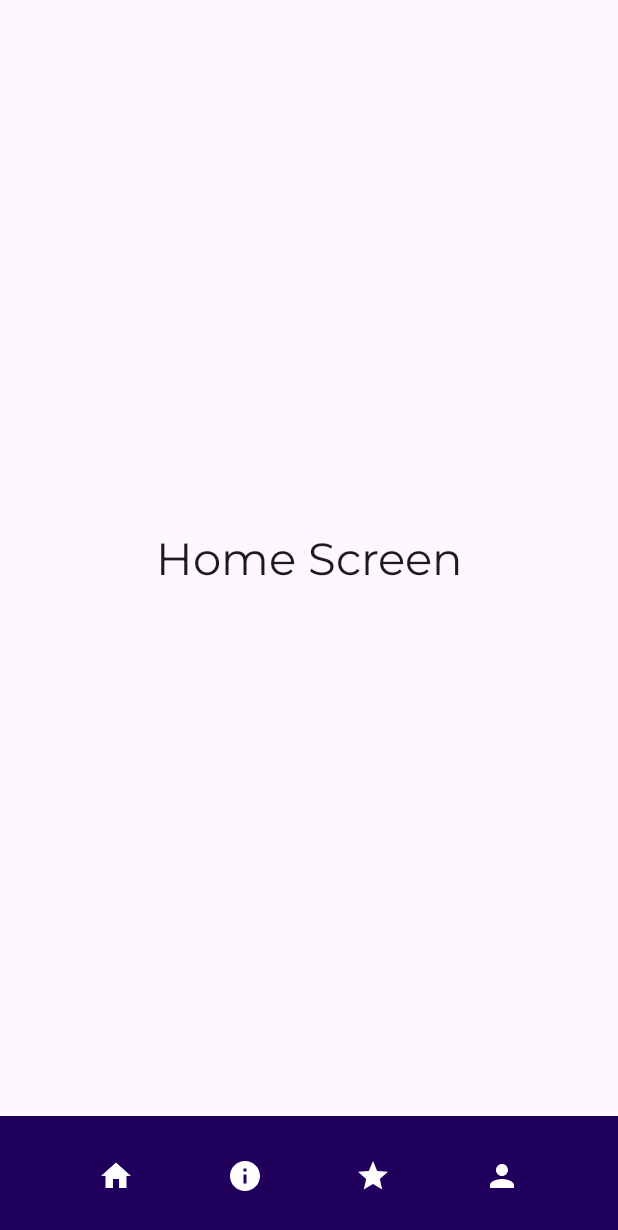
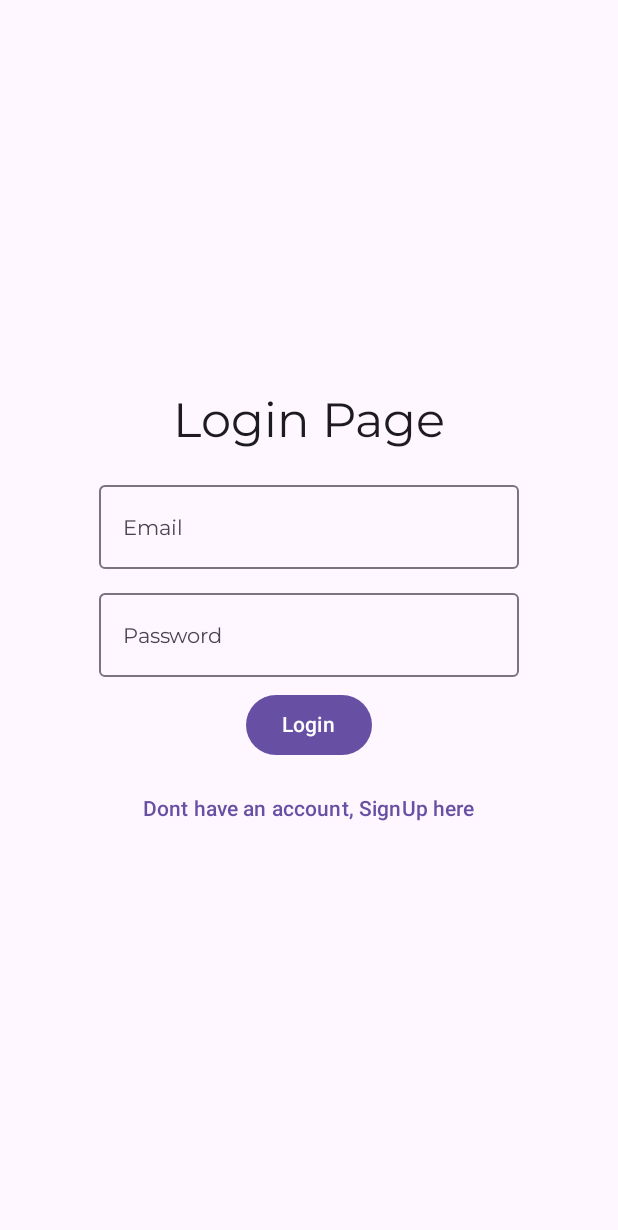
Before and after one commit to lakxhana/GoNative, an Android app built with Jetpack Compose: the screen it shows after launch (MainActivity), on a phone screen of 412 x 824 dp. Shown: the top 1230 px of the screen. Run offline under Robolectric (Android 15) with nearby library versions, the phone set to English and light mode, and no system bars; our stand-ins replace Firebase (no records; nobody signed in at launch, a user with empty details on screens opened directly), livedata-compose.

Commit message:
login signup profile screen - husna(9.29pm)

```diff
--- a/app/build.gradle.kts
+++ b/app/build.gradle.kts
@@ -2,6 +2,7 @@ plugins {
     alias(libs.plugins.android.application)
     alias(libs.plugins.kotlin.android)
     alias(libs.plugins.kotlin.compose)
+    alias(libs.plugins.google.gms.google.services)
 }
 
 android {
@@ -51,6 +52,9 @@ dependencies {
     implementation(libs.androidx.material3)
     implementation(libs.androidx.navigation.compose)
     implementation(libs.androidx.ui.text.google.fonts)
+    implementation(libs.androidx.runtime.livedata)
+    implementation(libs.firebase.auth)
+    implementation(libs.firebase.database)
     testImplementation(libs.junit)
     androidTestImplementation(libs.androidx.junit)
     androidTestImplementation(libs.androidx.espresso.core)
--- /dev/null
+++ b/app/src/main/java/com/example/gonative/LoginPage.kt
@@ -0,0 +1,103 @@
+package com.example.gonative
+
+import android.widget.Toast
+import androidx.compose.foundation.layout.Arrangement
+import androidx.compose.foundation.layout.Column
+import androidx.compose.foundation.layout.Spacer
+import androidx.compose.foundation.layout.fillMaxSize
+import androidx.compose.foundation.layout.height
+import androidx.compose.material3.Button
+import androidx.compose.material3.OutlinedTextField
+import androidx.compose.material3.OutlinedTextFieldDefaults
+import androidx.compose.material3.Text
+import androidx.compose.material3.TextButton
+import androidx.compose.runtime.Composable
+import androidx.compose.runtime.LaunchedEffect
+import androidx.compose.runtime.getValue
+import androidx.compose.runtime.livedata.observeAsState
+import androidx.compose.runtime.mutableStateOf
+import androidx.compose.runtime.remember
+import androidx.compose.runtime.setValue
+import androidx.compose.ui.Alignment
+import androidx.compose.ui.Modifier
+import androidx.compose.ui.platform.LocalContext
+import androidx.compose.ui.unit.dp
+import androidx.compose.ui.unit.sp
+import androidx.navigation.NavController
+import com.example.gonative.AuthState
+import com.example.gonative.AuthViewModel
+
+//chang2
+
+@Composable
+fun LoginPage(modifier: Modifier = Modifier, navController: NavController, authViewModel: AuthViewModel){
+
+    var email by remember {
+        mutableStateOf("")
+    }
+
+    var password by remember {
+        mutableStateOf("")
+    }
+
+    val authState = authViewModel.authState.observeAsState()
+    val context = LocalContext.current
+
+    LaunchedEffect(authState.value){
+        when(authState.value){
+            is AuthState.Authenticated -> navController.navigate("home")
+            is AuthState.Error -> Toast.makeText(context,
+                (authState.value as AuthState.Error).message, Toast.LENGTH_SHORT).show()
+            else -> Unit
+        }
+    }
+
+    Column(
+        modifier = modifier.fillMaxSize(),
+        verticalArrangement = Arrangement.Center,
+        horizontalAlignment = Alignment.CenterHorizontally
+    ) {
+        Text(text = "Login Page", fontSize = 32.sp)
+
+        Spacer(modifier = Modifier.height(16.dp))
+
+        OutlinedTextField(
+            value = email,
+            onValueChange = {
+                email = it
+            } ,
+            label = {
+                Text(text = "Email")
+            }
+        )
+
+        Spacer(modifier = Modifier.height(8.dp))
+
+        OutlinedTextField(
+            value = password,
+            onValueChange = {
+                password = it
+            } ,
+            label = {
+                Text(text = "Password")
+            }
+        )
+
+        Spacer(modifier = Modifier.height(8.dp))
+
+        Button(onClick = {
+            authViewModel.login(email, password)
+        }, enabled = authState.value != AuthState.Loading
+        ) {
+            Text(text = "Login")
+        }
+
+        Spacer(modifier = Modifier.height(8.dp))
+
+        TextButton(onClick = {
+            navController.navigate("signup")
+        }) {
+            Text(text = "Dont have an account, SignUp here")
+        }
+    }
+}
--- a/app/src/main/java/com/example/gonative/MainActivity.kt
+++ b/app/src/main/java/com/example/gonative/MainActivity.kt
@@ -6,6 +6,7 @@ import android.provider.Telephony.Mms.Addr
 import androidx.activity.ComponentActivity
 import androidx.activity.compose.setContent
 import androidx.activity.enableEdgeToEdge
+import androidx.activity.viewModels
 import androidx.compose.foundation.layout.Arrangement
 import androidx.compose.foundation.layout.Row
 import androidx.compose.foundation.layout.fillMaxSize
@@ -32,27 +33,48 @@ import androidx.navigation.compose.NavHost
 import androidx.navigation.compose.composable
 import androidx.navigation.compose.rememberNavController
 import com.example.gonative.ui.theme.AppTheme
+import com.example.gonative.LoginPage
+import com.example.gonative.SignupPage
+import androidx.compose.runtime.getValue
+import androidx.navigation.compose.currentBackStackEntryAsState
 
 class MainActivity : ComponentActivity() {
     override fun onCreate(savedInstanceState: Bundle?) {
         super.onCreate(savedInstanceState)
         enableEdgeToEdge()
+
+        // Create instance of AuthViewModel
+        val authViewModel: AuthViewModel by viewModels()
+
         setContent {
             AppTheme {
                 val navController = rememberNavController()
+                val navBackStackEntry by navController.currentBackStackEntryAsState()
+
+                // Define the screens that require a bottom bar
+                val screensWithBottomBar = listOf("home", "review", "add review", "events", "profile")
 
                 Scaffold(
                     modifier = Modifier.fillMaxSize(),
                     bottomBar = {
-                        BottomAppBar(navController = navController)
+                        if (navBackStackEntry?.destination?.route in screensWithBottomBar) {
+                            BottomAppBar(navController = navController)
+                        }
                     }
                 ) { innerPadding ->
 
                     NavHost(
                         navController = navController,
-                        startDestination = "home",
+                        startDestination = "login",
                         modifier = Modifier.padding(innerPadding)
                     ) {
+                        // Navigation destinations
+                        composable("login") {
+                            LoginPage(Modifier, navController, authViewModel)
+                        }
+                        composable("signup") {
+                            SignupPage(Modifier, navController, authViewModel)
+                        }
                         composable("home") {
                             Home()
                         }
@@ -62,11 +84,12 @@ class MainActivity : ComponentActivity() {
                         composable("add review") {
                             AddReviewRatings()
                         }
-                        composable("events"){
-                            //add evets screen  func here
+                        composable("events") {
+                            // Add events screen function here
                         }
                         composable("profile") {
-                            //add profile screen func here
+                            // Add profile screen function here
+                            Profile(Modifier, navController, authViewModel)
                         }
                     }
                 }
--- a/build.gradle.kts
+++ b/build.gradle.kts
@@ -3,4 +3,5 @@ plugins {
     alias(libs.plugins.android.application) apply false
     alias(libs.plugins.kotlin.android) apply false
     alias(libs.plugins.kotlin.compose) apply false
+    alias(libs.plugins.google.gms.google.services) apply false
 }
```
Also changed, not shown: app/src/main/java/com/example/gonative/AuthViewModel.kt (added, +122 -0 lines), app/src/main/java/com/example/gonative/Profile.kt (+127 -12 lines), app/src/main/java/com/example/gonative/SignupPage.kt (added, +135 -0 lines), gradle/libs.versions.toml (+8 -0 lines), app/src/main/res/drawable/user.png (added), 1 other file.
